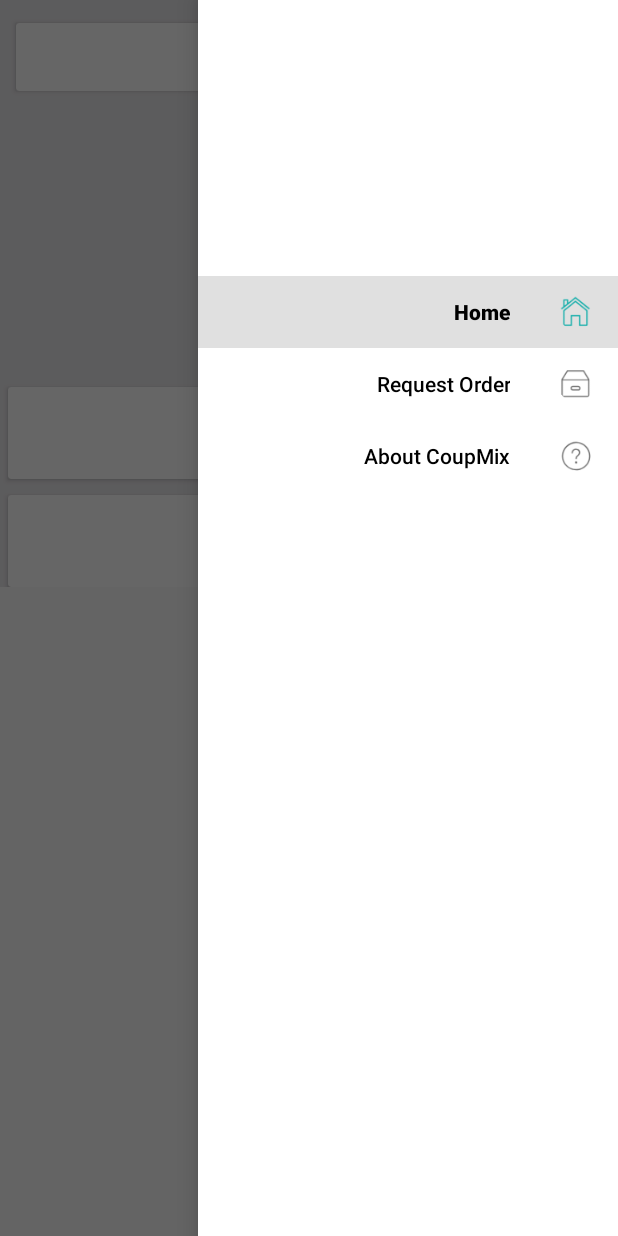
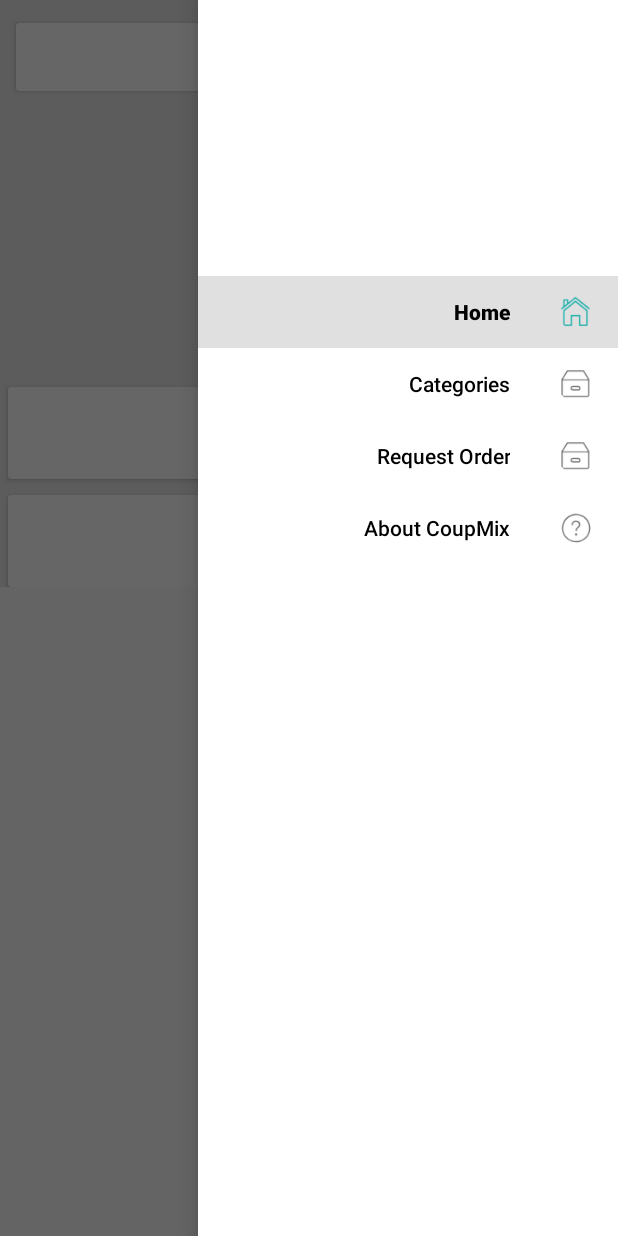
Before and after one commit to AlshimaaRifaat/Coup-Mix-App, an Android app: the NavigationActivity screen opened directly, with no data from a screen before it, with the side drawer open, on a phone screen of 412 x 824 dp. Run offline under Robolectric (Android 15) with nearby library versions, the phone set to English and light mode, and no system bars; 4 statements that could not run were skipped.

Commit message:
Home Search Done +categories in nav

```diff
--- a/app/src/main/java/com/example/shosho/coupmix/view/BookView.java
+++ b/app/src/main/java/com/example/shosho/coupmix/view/BookView.java
@@ -6,6 +6,6 @@ import java.util.List;
 
 public interface BookView {
     void showData(List<BookData> booksData);//show location data in spinner
-    void showBrandData(List<BookData> booksData);
+
     void error();
 }
--- a/app/src/main/res/menu/activity_navigation_drawer.xml
+++ b/app/src/main/res/menu/activity_navigation_drawer.xml
@@ -8,6 +8,10 @@
             android:id="@+id/nav_home"
             android:icon="@drawable/home_2"
             android:title="@string/Home" />
+        <item
+            android:id="@+id/nav_category"
+            android:icon="@drawable/box"
+            android:title="@string/Categories"/>
 
         <item
             android:id="@+id/nav_request_order"
@@ -17,6 +21,7 @@
             android:id="@+id/nav_about_coup_mix"
             android:icon="@drawable/faq"
             android:title="@string/AboutCoupMix"/>
+
     </group>
 
 
--- a/app/src/main/res/values/strings.xml
+++ b/app/src/main/res/values/strings.xml
@@ -55,6 +55,7 @@
     <string name="Details">Details</string>
     <string name="NoDataFound">No Result Found</string>
     <string name="SearchResult">Search Result</string>
+    <string name="AllCategories">All Categories</string>
 
 
 </resources>
```
Also changed, not shown: app/src/main/java/com/example/shosho/coupmix/activity/NavigationActivity.java (+8 -1 lines), app/src/main/java/com/example/shosho/coupmix/fragment/HomeFragment.java (+1 -13 lines), 1 other file.
